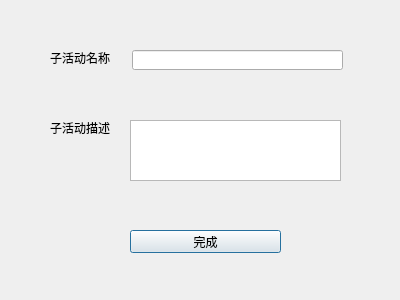
This is SimapleActivity/createchildactivity.ui in NoHearting/SimapleActivity as Qt 5 draws it before an edit. The edited form follows.
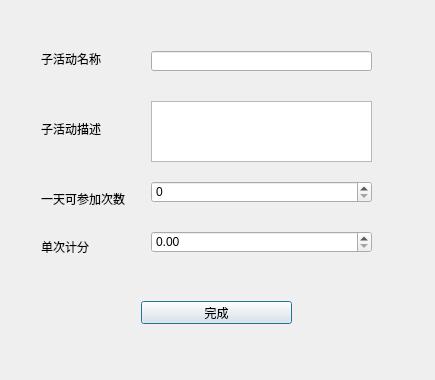
This is the edited form.

Patch:
```diff
--- a/SimapleActivity/createchildactivity.ui
+++ b/SimapleActivity/createchildactivity.ui
@@ -6,18 +6,21 @@
    <rect>
     <x>0</x>
     <y>0</y>
-    <width>400</width>
-    <height>300</height>
+    <width>435</width>
+    <height>380</height>
    </rect>
   </property>
   <property name="windowTitle">
    <string>Dialog</string>
   </property>
+  <layout class="QGridLayout" name="gridLayout">
+   <item row="0" column="0">
+    <widget class="QWidget" name="widgetInner" native="true">
   <widget class="QLabel" name="label">
    <property name="geometry">
     <rect>
-     <x>50</x>
-     <y>50</y>
+        <x>30</x>
+        <y>40</y>
      <width>91</width>
      <height>16</height>
     </rect>
@@ -26,25 +29,12 @@
     <string>子活动名称</string>
    </property>
   </widget>
-  <widget class="QLabel" name="label_2">
-   <property name="geometry">
-    <rect>
-     <x>50</x>
-     <y>120</y>
-     <width>81</width>
-     <height>16</height>
-    </rect>
-   </property>
-   <property name="text">
-    <string>子活动描述</string>
-   </property>
-  </widget>
   <widget class="QLineEdit" name="lineEdit">
    <property name="geometry">
     <rect>
-     <x>132</x>
-     <y>50</y>
-     <width>211</width>
+        <x>140</x>
+        <y>40</y>
+        <width>221</width>
      <height>20</height>
     </rect>
    </property>
@@ -52,18 +42,31 @@
   <widget class="QTextEdit" name="textEdit">
    <property name="geometry">
     <rect>
-     <x>130</x>
-     <y>120</y>
-     <width>211</width>
+        <x>140</x>
+        <y>90</y>
+        <width>221</width>
      <height>61</height>
     </rect>
    </property>
   </widget>
+     <widget class="QLabel" name="label_2">
+      <property name="geometry">
+       <rect>
+        <x>30</x>
+        <y>110</y>
+        <width>81</width>
+        <height>16</height>
+       </rect>
+      </property>
+      <property name="text">
+       <string>子活动描述</string>
+      </property>
+     </widget>
   <widget class="QPushButton" name="pushButton_finished">
    <property name="geometry">
     <rect>
      <x>130</x>
-     <y>230</y>
+        <y>290</y>
      <width>151</width>
      <height>23</height>
     </rect>
@@ -72,6 +75,55 @@
     <string>完成</string>
    </property>
   </widget>
+     <widget class="QLabel" name="label_3">
+      <property name="geometry">
+       <rect>
+        <x>30</x>
+        <y>180</y>
+        <width>91</width>
+        <height>16</height>
+       </rect>
+      </property>
+      <property name="text">
+       <string>一天可参加次数</string>
+      </property>
+     </widget>
+     <widget class="QLabel" name="label_4">
+      <property name="geometry">
+       <rect>
+        <x>30</x>
+        <y>230</y>
+        <width>54</width>
+        <height>12</height>
+       </rect>
+      </property>
+      <property name="text">
+       <string>单次计分</string>
+      </property>
+     </widget>
+     <widget class="QSpinBox" name="spinBox">
+      <property name="geometry">
+       <rect>
+        <x>140</x>
+        <y>170</y>
+        <width>221</width>
+        <height>22</height>
+       </rect>
+      </property>
+     </widget>
+     <widget class="QDoubleSpinBox" name="doubleSpinBox">
+      <property name="geometry">
+       <rect>
+        <x>140</x>
+        <y>220</y>
+        <width>221</width>
+        <height>22</height>
+       </rect>
+      </property>
+     </widget>
+    </widget>
+   </item>
+  </layout>
  </widget>
  <resources/>
  <connections/>
```
Lines whose indentation alone changed are shown as unchanged.
